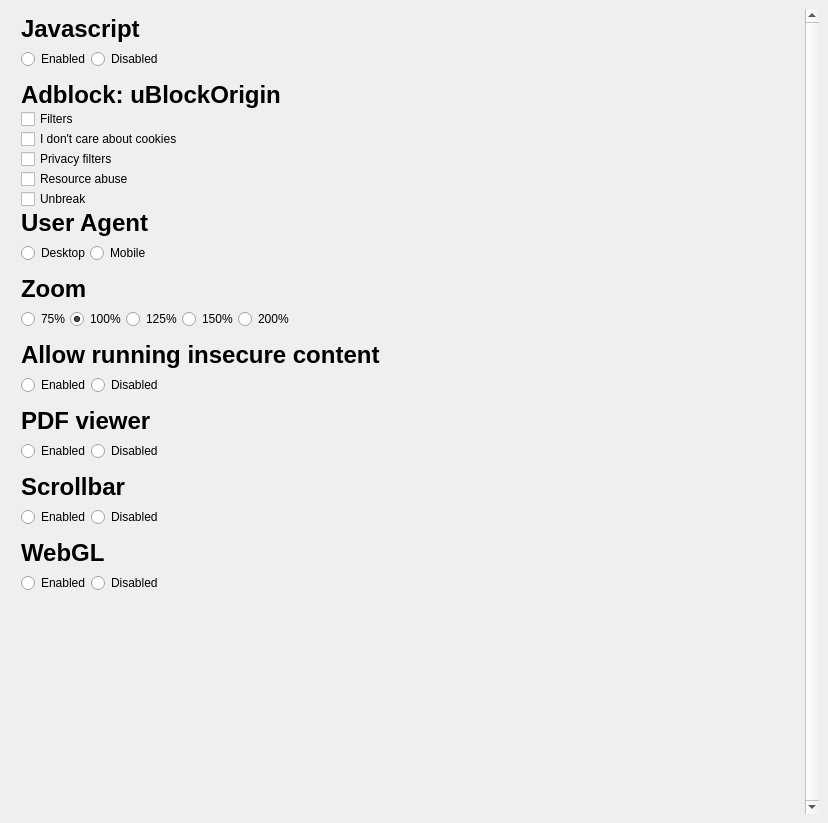
maemo-leste-extras/jib, file src/settingswindow.ui: the form before one commit.
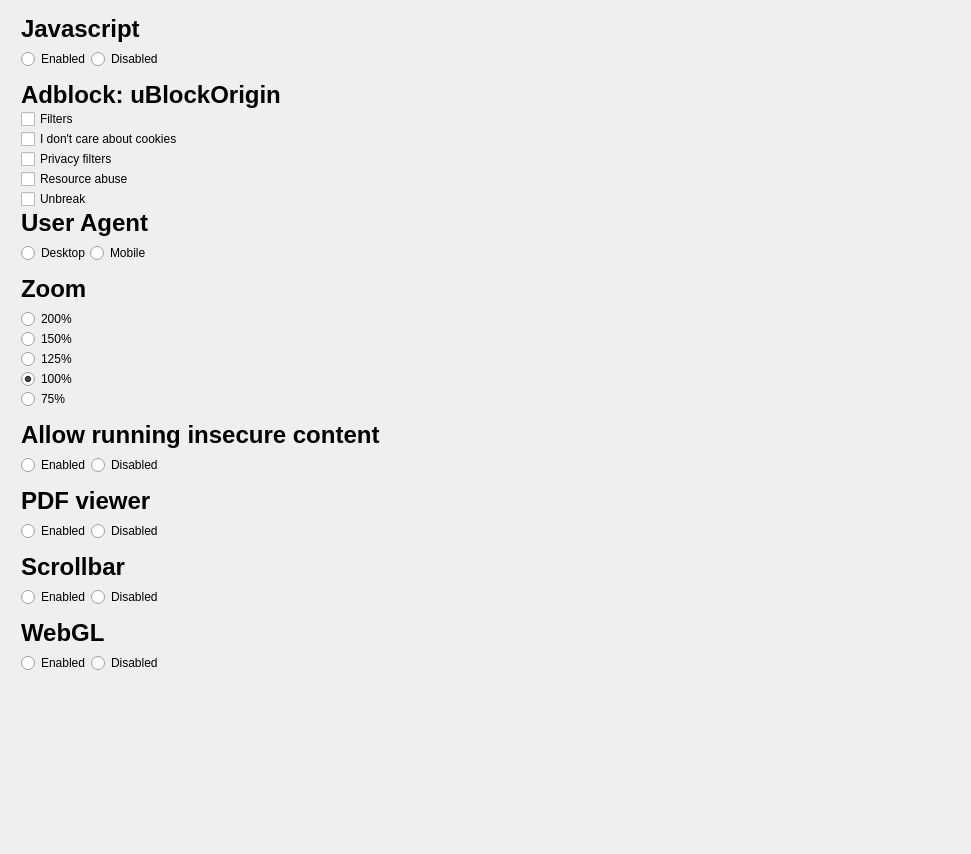
The form after the commit.

Commit message: settings: hide scrollarea horizontal bar, and space out the zoom checkboxes

Diff of the .ui file:
```diff
--- a/src/settingswindow.ui
+++ b/src/settingswindow.ui
@@ -6,8 +6,8 @@
    <rect>
     <x>0</x>
     <y>0</y>
-    <width>828</width>
-    <height>823</height>
+    <width>971</width>
+    <height>854</height>
    </rect>
   </property>
   <property name="windowTitle">
@@ -27,7 +27,10 @@
        <number>0</number>
       </property>
       <property name="verticalScrollBarPolicy">
-       <enum>Qt::ScrollBarAlwaysOn</enum>
+       <enum>Qt::ScrollBarAlwaysOff</enum>
+      </property>
+      <property name="horizontalScrollBarPolicy">
+       <enum>Qt::ScrollBarAlwaysOff</enum>
       </property>
       <property name="widgetResizable">
        <bool>true</bool>
@@ -37,8 +40,8 @@
         <rect>
          <x>0</x>
          <y>0</y>
-         <width>796</width>
-         <height>805</height>
+         <width>953</width>
+         <height>836</height>
         </rect>
        </property>
        <layout class="QVBoxLayout" name="verticalLayout_5">
@@ -238,7 +241,7 @@
          </widget>
         </item>
         <item>
-         <layout class="QHBoxLayout" name="horizontalLayout_2">
+         <layout class="QVBoxLayout" name="verticalLayout">
           <property name="topMargin">
            <number>6</number>
           </property>
@@ -246,9 +249,29 @@
            <number>12</number>
           </property>
           <item>
-           <widget class="QRadioButton" name="radio_zoom_75">
+           <widget class="QRadioButton" name="radio_zoom_200">
             <property name="text">
-             <string>75%</string>
+             <string>200%</string>
+            </property>
+            <attribute name="buttonGroup">
+             <string notr="true">buttonGroup_2</string>
+            </attribute>
+           </widget>
+          </item>
+          <item>
+           <widget class="QRadioButton" name="radio_zoom_150">
+            <property name="text">
+             <string>150%</string>
+            </property>
+            <attribute name="buttonGroup">
+             <string notr="true">buttonGroup_2</string>
+            </attribute>
+           </widget>
+          </item>
+          <item>
+           <widget class="QRadioButton" name="radio_zoom_125">
+            <property name="text">
+             <string>125%</string>
             </property>
             <attribute name="buttonGroup">
              <string notr="true">buttonGroup_2</string>
@@ -269,48 +292,15 @@
            </widget>
           </item>
           <item>
-           <widget class="QRadioButton" name="radio_zoom_125">
+           <widget class="QRadioButton" name="radio_zoom_75">
             <property name="text">
-             <string>125%</string>
+             <string>75%</string>
             </property>
             <attribute name="buttonGroup">
              <string notr="true">buttonGroup_2</string>
             </attribute>
            </widget>
           </item>
-          <item>
-           <widget class="QRadioButton" name="radio_zoom_150">
-            <property name="text">
-             <string>150%</string>
-            </property>
-            <attribute name="buttonGroup">
-             <string notr="true">buttonGroup_2</string>
-            </attribute>
-           </widget>
-          </item>
-          <item>
-           <widget class="QRadioButton" name="radio_zoom_200">
-            <property name="text">
-             <string>200%</string>
-            </property>
-            <attribute name="buttonGroup">
-             <string notr="true">buttonGroup_2</string>
-            </attribute>
-           </widget>
-          </item>
-          <item>
-           <spacer name="horizontalSpacer">
-            <property name="orientation">
-             <enum>Qt::Horizontal</enum>
-            </property>
-            <property name="sizeHint" stdset="0">
-             <size>
-              <width>40</width>
-              <height>20</height>
-             </size>
-            </property>
-           </spacer>
-          </item>
          </layout>
         </item>
         <item>
```
Left out of the diff: 6 changed lines with no effect on the pictures.
